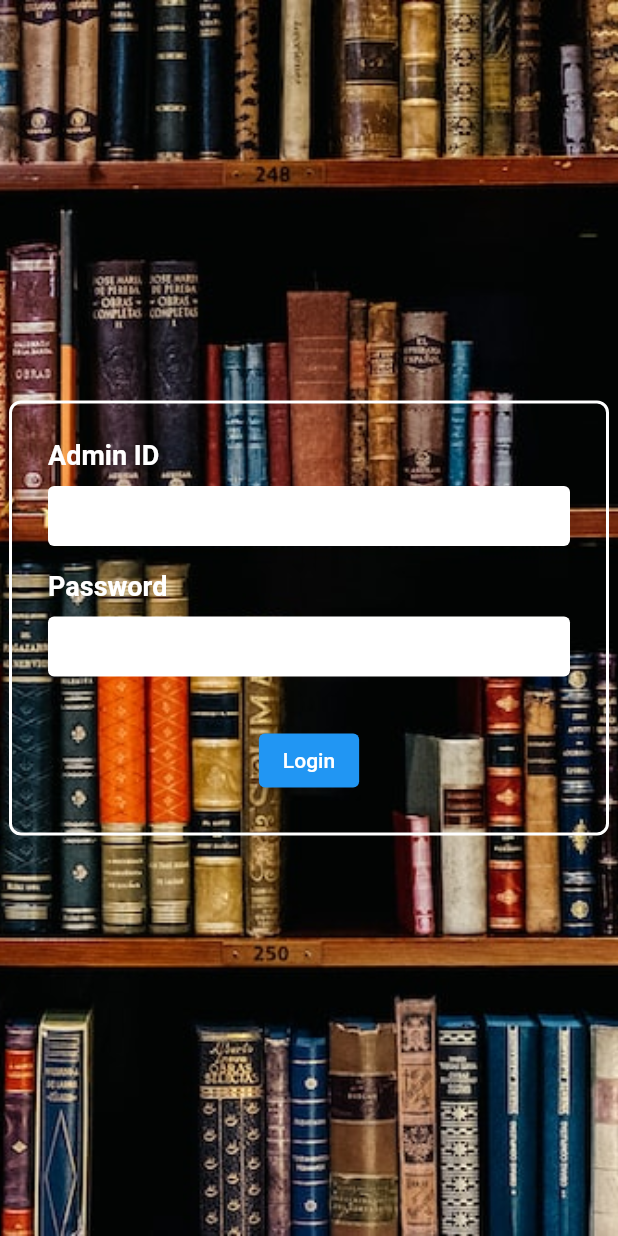
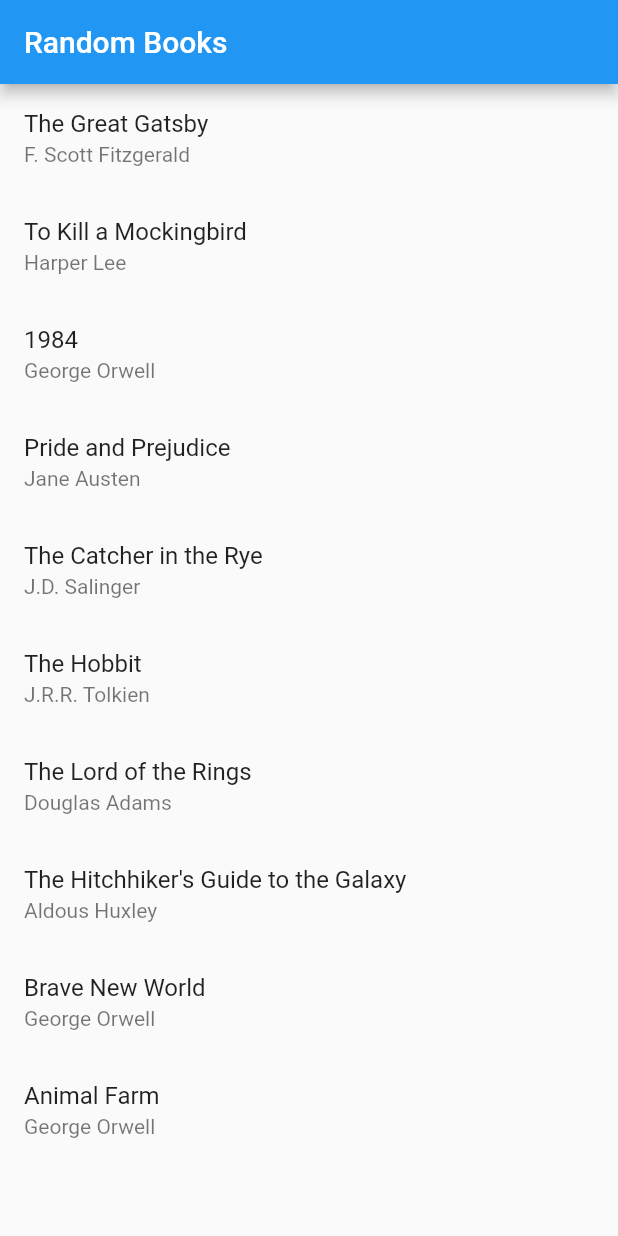
Before and after one commit to Kairrryy/AdminPage, a Flutter app: the screen it shows after launch, on a phone screen of 412 x 824 dp. Run offline on Flutter 3.47's test engine with Material 2 defaults, Android fonts, the phone set to English and light mode, and no system bars.

Commit message:
Book Page Update

```diff
--- /dev/null
+++ b/lib/allbooks.dart
@@ -0,0 +1,95 @@
+import 'dart:math';
+
+import 'package:flutter/material.dart';
+
+import 'bookslist.dart';
+
+// import 'book_details_page.dart';
+
+class RandomBooksPage extends StatelessWidget {
+  final List<String> _titles = [
+    'The Great Gatsby',
+    'To Kill a Mockingbird',
+    '1984',
+    'Pride and Prejudice',
+    'The Catcher in the Rye',
+    'The Hobbit',
+    'The Lord of the Rings',
+    'The Hitchhiker\'s Guide to the Galaxy',
+    'Brave New World',
+    'Animal Farm',
+  ];
+
+  final List<String> _authors = [
+    'F. Scott Fitzgerald',
+    'Harper Lee',
+    'George Orwell',
+    'Jane Austen',
+    'J.D. Salinger',
+    'J.R.R. Tolkien',
+    'Douglas Adams',
+    'Aldous Huxley',
+    'George Orwell',
+    'George Orwell',
+  ];
+
+  final List<String> _publishers = [
+    'Charles Scribner\'s Sons',
+    'J. B. Lippincott & Co.',
+    'Secker and Warburg',
+    'T. Egerton, Whitehall',
+    'Little, Brown and Company',
+    'George Allen & Unwin',
+    'Del Rey Books',
+    'Chatto & Windus',
+    'Secker and Warburg',
+    'Secker and Warburg',
+  ];
+
+  final List<String> _categories = [
+    'Fiction',
+    'Fiction',
+    'Fiction',
+    'Fiction',
+    'Fiction',
+    'Fantasy',
+    'Science Fiction',
+    'Science Fiction',
+    'Science Fiction',
+    'Satire',
+  ];
+
+  final List<int> _quantities = [10, 10, 10, 10, 10, 10, 10, 10, 10, 10];
+
+  @override
+  Widget build(BuildContext context) {
+    return Scaffold(
+      appBar: AppBar(
+        title: Text('Random Books'),
+      ),
+      body: ListView.builder(
+        itemCount: _titles.length,
+        itemBuilder: (context, index) {
+          return ListTile(
+            title: Text(_titles[index]),
+            subtitle: Text(_authors[index]),
+            onTap: () {
+              Navigator.push(
+                context,
+                MaterialPageRoute(
+                  builder: (context) => BookDetailsPage(
+                    title: _titles[index],
+                    author: _authors[index],
+                    publisher: _publishers[index],
+                    category: _categories[index],
+                    quantity: _quantities[index],
+                  ),
+                ),
+              );
+            },
+          );
+        },
+      ),
+    );
+  }
+}
--- a/lib/main.dart
+++ b/lib/main.dart
@@ -1,5 +1,6 @@
 import 'package:flutter/material.dart';
 import 'admin_profile.dart';
+import 'allbooks.dart';
 import 'loginpage.dart';
 
 void main() {
@@ -14,7 +15,7 @@ class MyApp extends StatelessWidget {
       theme: ThemeData(
         primaryColor: Colors.blue,
       ),
-      home: AdminLoginPage(),
+      home: RandomBooksPage(),
     );
   }
 }
```
Also changed, not shown: lib/bookslist.dart (added, +120 -0 lines), lib/second.dart (+9 -1 lines).
